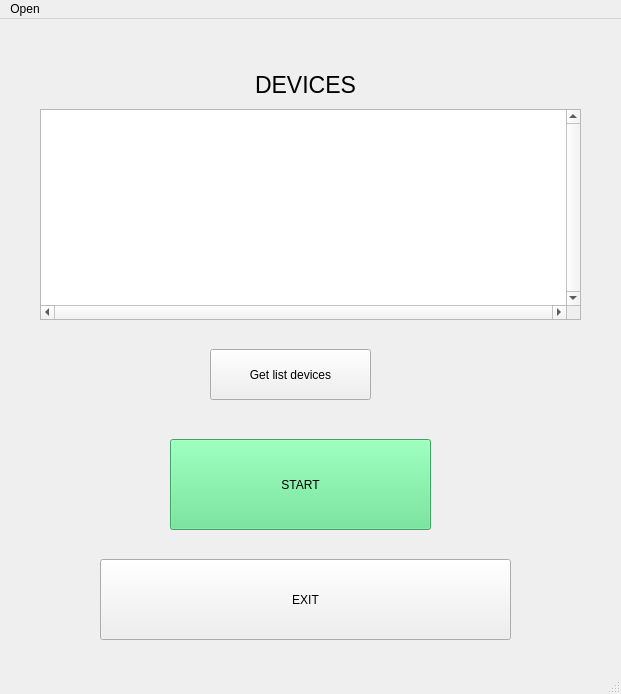
Qt form rdc_tarantool.ui (picpoint/pyqt5) before a commit.
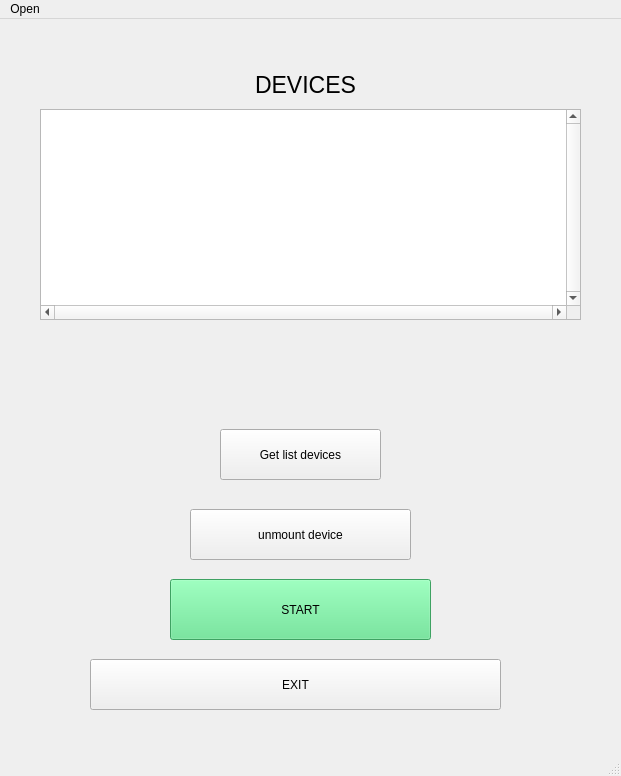
The same form after that commit. Icons and pictures are not drawn.

Commit message: work with umount device

Patch:
```diff
--- a/rdc_tarantool.ui
+++ b/rdc_tarantool.ui
@@ -7,7 +7,7 @@
     <x>0</x>
     <y>0</y>
     <width>621</width>
-    <height>694</height>
+    <height>776</height>
    </rect>
   </property>
   <property name="windowTitle">
@@ -70,8 +70,8 @@
    <widget class="QPushButton" name="pushButton">
     <property name="geometry">
      <rect>
-      <x>210</x>
-      <y>330</y>
+      <x>220</x>
+      <y>410</y>
       <width>161</width>
       <height>51</height>
      </rect>
@@ -84,9 +84,9 @@
     <property name="geometry">
      <rect>
       <x>170</x>
-      <y>420</y>
+      <y>560</y>
       <width>261</width>
-      <height>91</height>
+      <height>61</height>
      </rect>
     </property>
     <property name="styleSheet">
@@ -99,16 +99,67 @@
    <widget class="QPushButton" name="pushButton_exit">
     <property name="geometry">
      <rect>
-      <x>100</x>
-      <y>540</y>
+      <x>90</x>
+      <y>640</y>
       <width>411</width>
-      <height>81</height>
+      <height>51</height>
      </rect>
     </property>
     <property name="text">
      <string>EXIT</string>
     </property>
    </widget>
+   <widget class="QLabel" name="label1">
+    <property name="geometry">
+     <rect>
+      <x>50</x>
+      <y>320</y>
+      <width>501</width>
+      <height>21</height>
+     </rect>
+    </property>
+    <property name="font">
+     <font>
+      <weight>75</weight>
+      <bold>true</bold>
+     </font>
+    </property>
+    <property name="text">
+     <string/>
+    </property>
+    <property name="alignment">
+     <set>Qt::AlignCenter</set>
+    </property>
+   </widget>
+   <widget class="QLabel" name="label2">
+    <property name="geometry">
+     <rect>
+      <x>40</x>
+      <y>355</y>
+      <width>521</width>
+      <height>31</height>
+     </rect>
+    </property>
+    <property name="text">
+     <string/>
+    </property>
+    <property name="alignment">
+     <set>Qt::AlignCenter</set>
+    </property>
+   </widget>
+   <widget class="QPushButton" name="pushButton_umount">
+    <property name="geometry">
+     <rect>
+      <x>190</x>
+      <y>490</y>
+      <width>221</width>
+      <height>51</height>
+     </rect>
+    </property>
+    <property name="text">
+     <string>unmount device</string>
+    </property>
+   </widget>
   </widget>
   <widget class="QStatusBar" name="statusbar"/>
   <widget class="QMenuBar" name="menubar">
```
Left out of the diff: 2 changed lines with no effect on the pictures. The commit also changes 2 other files.
